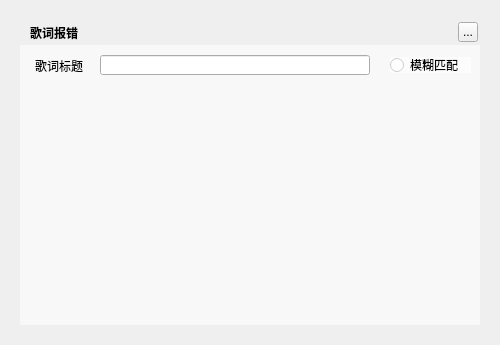
Old version of the form TTKCore/musicUi/musicLrcmanager/musiclrclocallinkwidget.ui in the repository Greedysky/TTKMusicPlayer.
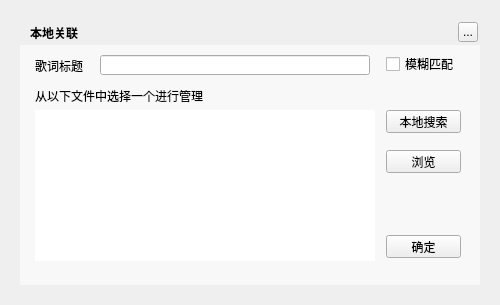
New version of the form.

Commit message: #21 update lrc local link widget[870021]

The edit to the form file:
```diff
--- a/TTKCore/musicUi/musicLrcmanager/musiclrclocallinkwidget.ui
+++ b/TTKCore/musicUi/musicLrcmanager/musiclrclocallinkwidget.ui
@@ -7,7 +7,7 @@
     <x>0</x>
     <y>0</y>
     <width>500</width>
-    <height>345</height>
+    <height>305</height>
    </rect>
   </property>
   <property name="windowTitle">
@@ -19,7 +19,7 @@
      <x>20</x>
      <y>20</y>
      <width>460</width>
-     <height>305</height>
+     <height>265</height>
     </rect>
    </property>
    <property name="text">
@@ -31,7 +31,7 @@
     <rect>
      <x>30</x>
      <y>20</y>
-     <width>91</width>
+     <width>110</width>
      <height>25</height>
     </rect>
    </property>
@@ -39,7 +39,7 @@
     <string notr="true">color:&quot;#FFFFFF&quot;;font-weight:bold</string>
    </property>
    <property name="text">
-    <string>歌词报错</string>
+    <string>本地关联</string>
    </property>
   </widget>
   <widget class="QToolButton" name="topTitleCloseButton">
@@ -61,25 +61,12 @@
      <x>20</x>
      <y>45</y>
      <width>460</width>
-     <height>280</height>
+     <height>240</height>
     </rect>
    </property>
    <property name="styleSheet">
     <string notr="true">background:rgba(255,255,255,150)</string>
    </property>
-   <widget class="QRadioButton" name="radioButton">
-    <property name="geometry">
-     <rect>
-      <x>370</x>
-      <y>12</y>
-      <width>81</width>
-      <height>16</height>
-     </rect>
-    </property>
-    <property name="text">
-     <string>模糊匹配</string>
-    </property>
-   </widget>
   </widget>
   <widget class="QLabel" name="label">
    <property name="geometry">
@@ -94,7 +81,7 @@
     <string>歌词标题</string>
    </property>
   </widget>
-  <widget class="QLineEdit" name="lineEdit">
+  <widget class="QLineEdit" name="titleEdit">
    <property name="geometry">
     <rect>
      <x>100</x>
@@ -108,10 +95,78 @@
    <property name="geometry">
     <rect>
      <x>35</x>
+     <y>110</y>
+     <width>340</width>
+     <height>151</height>
+    </rect>
+   </property>
+   <property name="styleSheet">
+    <string notr="true">background:#FFFFFF</string>
+   </property>
+  </widget>
+  <widget class="QPushButton" name="localSearchButton">
+   <property name="geometry">
+    <rect>
+     <x>386</x>
+     <y>110</y>
+     <width>75</width>
+     <height>23</height>
+    </rect>
+   </property>
+   <property name="text">
+    <string>本地搜索</string>
+   </property>
+  </widget>
+  <widget class="QPushButton" name="previewButton">
+   <property name="geometry">
+    <rect>
+     <x>386</x>
      <y>150</y>
-     <width>301</width>
-     <height>141</height>
+     <width>75</width>
+     <height>23</height>
     </rect>
+   </property>
+   <property name="text">
+    <string>浏览</string>
+   </property>
+  </widget>
+  <widget class="QPushButton" name="commitButton">
+   <property name="geometry">
+    <rect>
+     <x>386</x>
+     <y>235</y>
+     <width>75</width>
+     <height>23</height>
+    </rect>
+   </property>
+   <property name="text">
+    <string>确定</string>
+   </property>
+  </widget>
+  <widget class="QCheckBox" name="fuzzyButton">
+   <property name="geometry">
+    <rect>
+     <x>386</x>
+     <y>56</y>
+     <width>75</width>
+     <height>16</height>
+    </rect>
+   </property>
+   <property name="text">
+    <string>模糊匹配</string>
+   </property>
+  </widget>
+  <widget class="QLabel" name="label_2">
+   <property name="geometry">
+    <rect>
+     <x>35</x>
+     <y>88</y>
+     <width>221</width>
+     <height>16</height>
+    </rect>
+   </property>
+   <property name="text">
+    <string>从以下文件中选择一个进行管理</string>
    </property>
   </widget>
   <zorder>background</zorder>
@@ -119,8 +174,13 @@
   <zorder>topTitleName</zorder>
   <zorder>topTitleCloseButton</zorder>
   <zorder>label</zorder>
-  <zorder>lineEdit</zorder>
+  <zorder>titleEdit</zorder>
   <zorder>widget</zorder>
+  <zorder>localSearchButton</zorder>
+  <zorder>previewButton</zorder>
+  <zorder>commitButton</zorder>
+  <zorder>fuzzyButton</zorder>
+  <zorder>label_2</zorder>
  </widget>
  <resources/>
  <connections/>
```
The commit also changes 3 other files.
